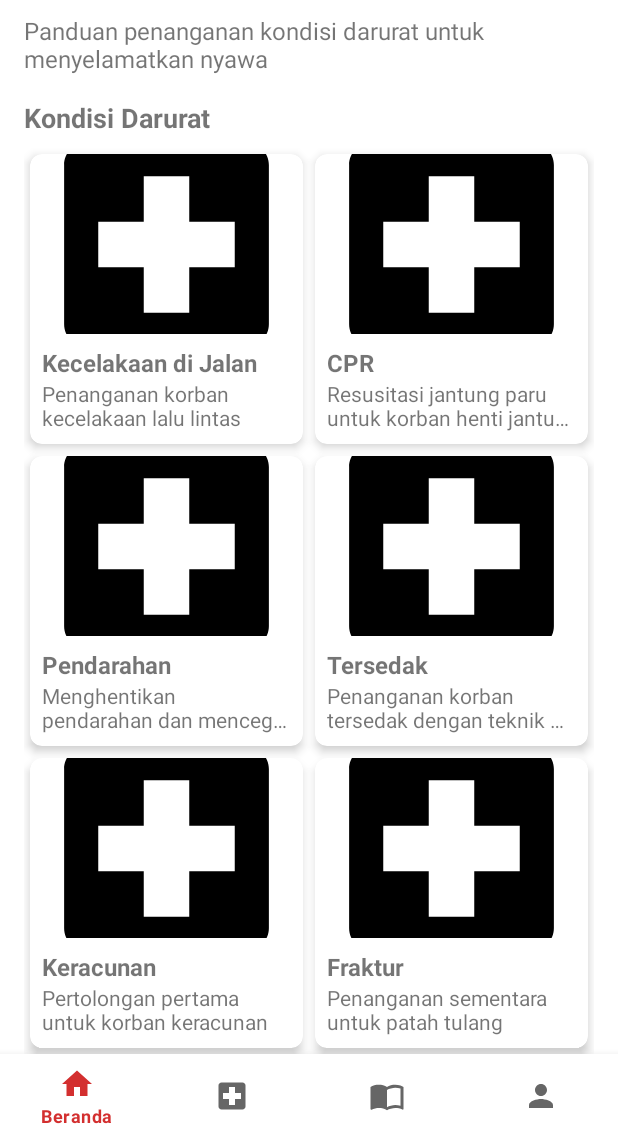
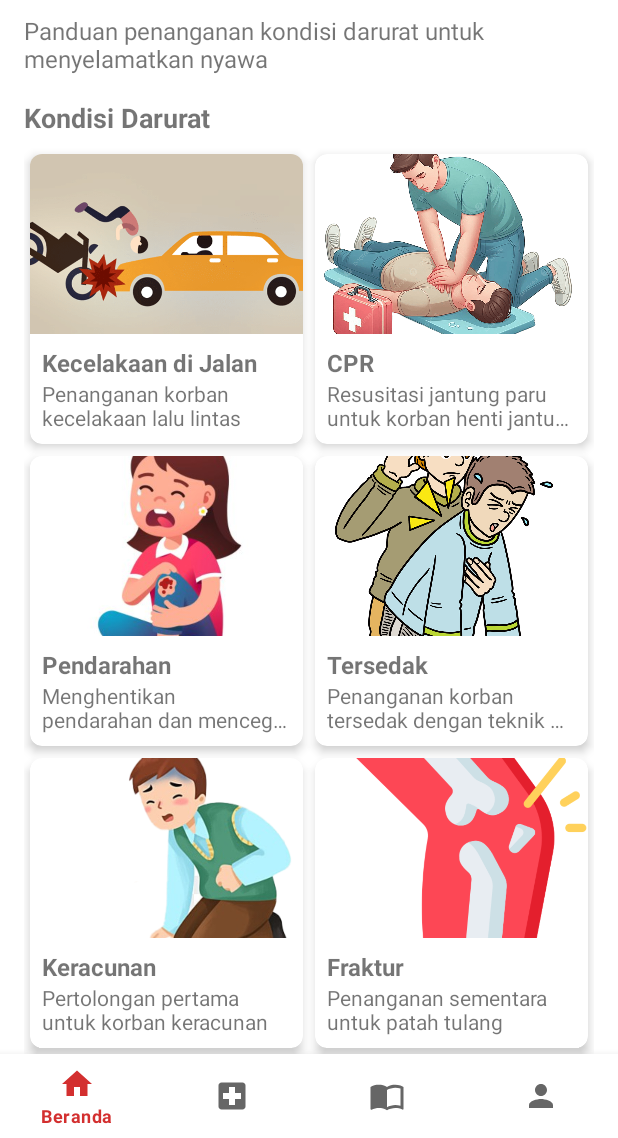
Before and after one commit to Shall-bot/FirstAidApp, an Android app: the screen it shows after launch (MainActivity), on a phone screen of 412 x 824 dp, the part 98-1236 px from its top. Run offline under Robolectric (Android 15) with nearby library versions, the phone set to English and light mode, and no system bars.

Commit message:
patch.1
Menambahkan beberapa gambar pada interface

```diff
--- a/app/src/main/java/com/example/firstaidapp/fragments/HomeFragment.java
+++ b/app/src/main/java/com/example/firstaidapp/fragments/HomeFragment.java
@@ -53,12 +53,12 @@ public class HomeFragment extends Fragment implements EmergencyConditionAdapter.
 
     private List<EmergencyCondition> getEmergencyConditions() {
         List<EmergencyCondition> conditions = new ArrayList<>();
-        conditions.add(new EmergencyCondition(1, "Kecelakaan di Jalan", "Penanganan korban kecelakaan lalu lintas", R.drawable.ic_accident));
-        conditions.add(new EmergencyCondition(2, "CPR", "Resusitasi jantung paru untuk korban henti jantung", R.drawable.ic_cpr));
-        conditions.add(new EmergencyCondition(3, "Pendarahan", "Menghentikan pendarahan dan mencegah infeksi", R.drawable.ic_bleeding));
-        conditions.add(new EmergencyCondition(4, "Tersedak", "Penanganan korban tersedak dengan teknik Heimlich", R.drawable.ic_choking));
-        conditions.add(new EmergencyCondition(5, "Keracunan", "Pertolongan pertama untuk korban keracunan", R.drawable.ic_poisoning));
-        conditions.add(new EmergencyCondition(6, "Fraktur", "Penanganan sementara untuk patah tulang", R.drawable.ic_fracture));
+        conditions.add(new EmergencyCondition(1, "Kecelakaan di Jalan", "Penanganan korban kecelakaan lalu lintas", R.drawable.accident));
+        conditions.add(new EmergencyCondition(2, "CPR", "Resusitasi jantung paru untuk korban henti jantung", R.drawable.cpr));
+        conditions.add(new EmergencyCondition(3, "Pendarahan", "Menghentikan pendarahan dan mencegah infeksi", R.drawable.bleeding));
+        conditions.add(new EmergencyCondition(4, "Tersedak", "Penanganan korban tersedak dengan teknik Heimlich", R.drawable.choking));
+        conditions.add(new EmergencyCondition(5, "Keracunan", "Pertolongan pertama untuk korban keracunan", R.drawable.poisoning));
+        conditions.add(new EmergencyCondition(6, "Fraktur", "Penanganan sementara untuk patah tulang", R.drawable.fracture));
         return conditions;
     }
 
--- a/app/src/main/res/drawable/ic_head_injury.xml
+++ b/app/src/main/res/drawable/ic_head_injury.xml
@@ -3,7 +3,6 @@
     android:height="24dp"
     android:viewportWidth="24"
     android:viewportHeight="24">
-    <path
-        android:fillColor="#FF000000"
-        android:pathData="M19,3H5C3.9,3 3,3.9 3,5v14c0,1.1 0.9,2 2,2h14c1.1,0 2,-0.9 2,-2V5C21,3.9 20.1,3 19,3zM18,14h-4v4h-4v-4H6v-4h4V6h4v4h4V14z"/>
+    <ImageView
+        android:src="@drawable/gambar1"/>
 </vector>
```
Also changed, not shown: app/src/main/res/drawable/accident.png (added), app/src/main/res/drawable/bleeding.png (added), app/src/main/res/drawable/choking.png (added), app/src/main/res/drawable/cpr.png (added), app/src/main/res/drawable/cut.png (added), app/src/main/res/drawable/firstaid.png (added), app/src/main/res/drawable/fracture.png (added), app/src/main/res/drawable/headinjury.png (added), app/src/main/res/drawable/heartattack.png (added), app/src/main/res/drawable/poisoning.png (added), app/src/main/res/drawable/stroke.png (added), 1 other file.
